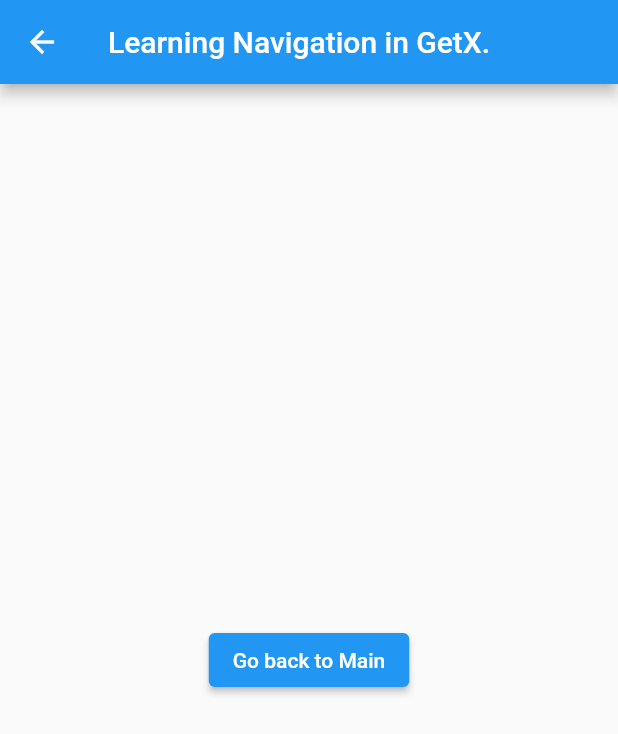
After one commit to tahabutt96/statemanagement_using_getX, a Flutter app: the screen it shows after launch, after a tap on "Navigate to new page.", on a phone screen of 412 x 824 dp. The commit adds this screen. Shown: the top 734 px of the screen. Run offline on Flutter 3.47's test engine with Material 2 defaults, Android fonts, the phone set to English and light mode, and no system bars; our stand-ins replace get.

Commit message:
navigation part

```diff
--- a/lib/homepage.dart
+++ b/lib/homepage.dart
@@ -2,6 +2,7 @@ import 'package:flutter/material.dart';
 import 'package:get/get.dart';
 import 'package:learn_getx/botomsheet.dart';
 import 'package:learn_getx/dialog.dart';
+import 'package:learn_getx/navigation.dart';
 import 'package:learn_getx/snackbar.dart';
 
 class homepage extends StatelessWidget {
@@ -16,6 +17,13 @@ class homepage extends StatelessWidget {
           mainAxisAlignment: MainAxisAlignment.center,
           crossAxisAlignment: CrossAxisAlignment.center,
           children: [
+            ElevatedButton(onPressed: (){
+              Get.to(navigation(),arguments: "Go back to Main");
+            },
+              child: Text("Navigate to new page."),
+            ),
+            //Get.off(),go to new screen but remove one page from the stack
+            //Get.offAll(),go to new screen but remove all previous screens
             //custom_snackbar(),
             //custom_dialog(),
             //custom_botomsheet(),
--- /dev/null
+++ b/lib/navigation.dart
@@ -0,0 +1,27 @@
+import 'package:flutter/cupertino.dart';
+import 'package:flutter/material.dart';
+import 'package:get/get.dart';
+
+class navigation extends StatelessWidget {
+  @override
+  Widget build(BuildContext context) {
+    return Scaffold(
+      appBar: AppBar(
+          title: Text("Learning Navigation in GetX.")
+      ),
+      body: Center(
+        child: Column(
+          mainAxisAlignment: MainAxisAlignment.center,
+          crossAxisAlignment: CrossAxisAlignment.center,
+          children: [
+            ElevatedButton(onPressed: (){
+              Get.back();
+            },
+                child: Text(Get.arguments),
+            ),
+          ],
+        ),
+      ),
+    );
+  }
+}
```
